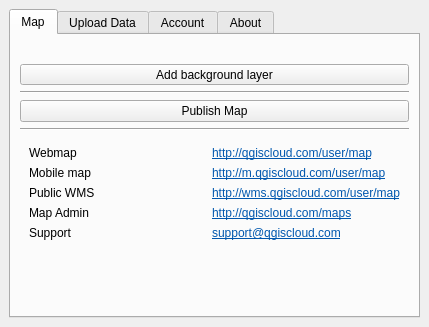
The window that qgiscloud/ui_qgiscloudplugin.ui (qgiscloud/qgis-cloud-plugin) describes before a commit, drawn with Qt 5.
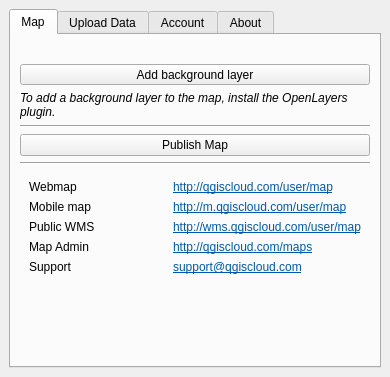
The same window after the commit. The open tabs and pages were chosen to show the change. Icons and pictures are not drawn. Custom widgets are drawn as their Qt base class.

Commit message: Import existing OpenLayers modules instead of bundling, add QGIS 1.x - QGIS 2.2 support

What changed in the file:
```diff
--- a/qgiscloud/ui_qgiscloudplugin.ui
+++ b/qgiscloud/ui_qgiscloudplugin.ui
@@ -6,8 +6,8 @@
    <rect>
     <x>0</x>
     <y>0</y>
-    <width>429</width>
-    <height>327</height>
+    <width>390</width>
+    <height>377</height>
    </rect>
   </property>
   <property name="locale">
@@ -66,6 +66,16 @@
           </property>
          </widget>
         </item>
+        <item>
+         <widget class="QLabel" name="labelOpenLayersPlugin">
+          <property name="text">
+           <string>&lt;i&gt;To add a background layer to the map, install the OpenLayers plugin.&lt;/i&gt;</string>
+          </property>
+          <property name="wordWrap">
+           <bool>true</bool>
+          </property>
+         </widget>
+        </item>
         <item>
          <widget class="Line" name="line_2">
           <property name="orientation">
```
Left out of the diff: 13 changed lines with no effect on the pictures. The commit also changes 48 other files.
